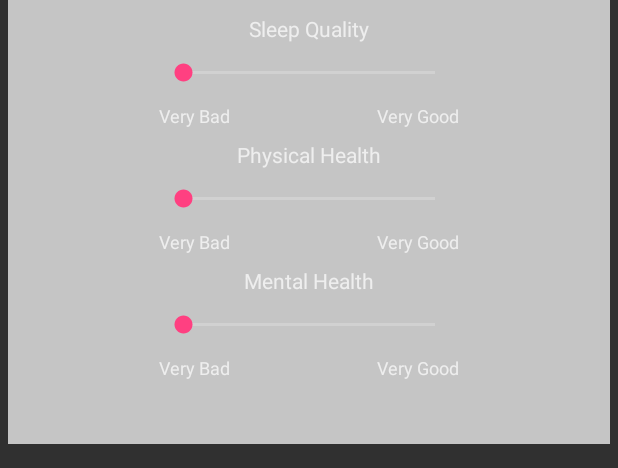
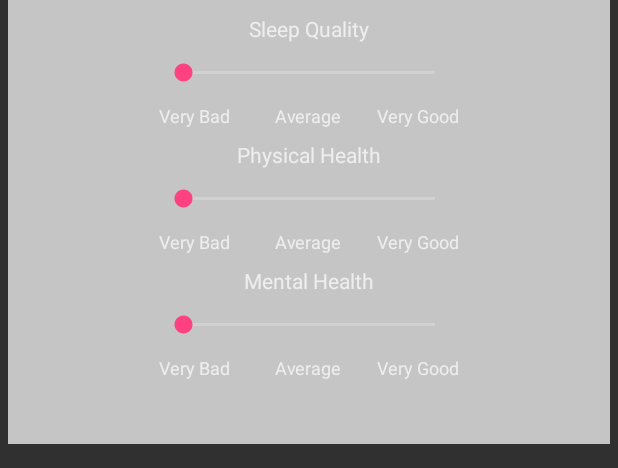
Before and after one commit to DennisWandschura/hrv_tool, an Android app: the layout content_show_hrv.xml on its own in the app's theme, with its tools: preview values and no code run, on a phone screen of 412 x 824 dp. Shown: the part 220-688 px from the top of the screen. Run offline under Robolectric (Android 15) with nearby library versions, the phone set to English and light mode, and no system bars.

Commit message:
set middle text for sliders

```diff
--- a/app/src/main/res/layout/content_show_hrv.xml
+++ b/app/src/main/res/layout/content_show_hrv.xml
@@ -83,7 +83,8 @@
                 app:headerText="Sleep Quality"
                 app:maxText="Very Good"
                 app:maxValue="20"
-                app:minText="Very Bad" />
+                app:minText="Very Bad"
+                app:midText="Average"/>
 
             <denwan.hrvtool.CustomSlider
                 android:id="@+id/customSliderPhysical"
@@ -93,9 +94,8 @@
                 app:headerText="Physical Health"
                 app:maxText="Very Good"
                 app:maxValue="20"
-                app:minText="Very Bad">
-
-            </denwan.hrvtool.CustomSlider>
+                app:minText="Very Bad"
+                app:midText="Average"/>
 
             <denwan.hrvtool.CustomSlider
                 android:id="@+id/customSliderMental"
@@ -105,7 +105,8 @@
                 app:headerText="Mental Health"
                 app:maxText="Very Good"
                 app:maxValue="20"
-                app:minText="Very Bad" />
+                app:minText="Very Bad"
+                app:midText="Average"/>
         </LinearLayout>
     </ScrollView>
 
```
